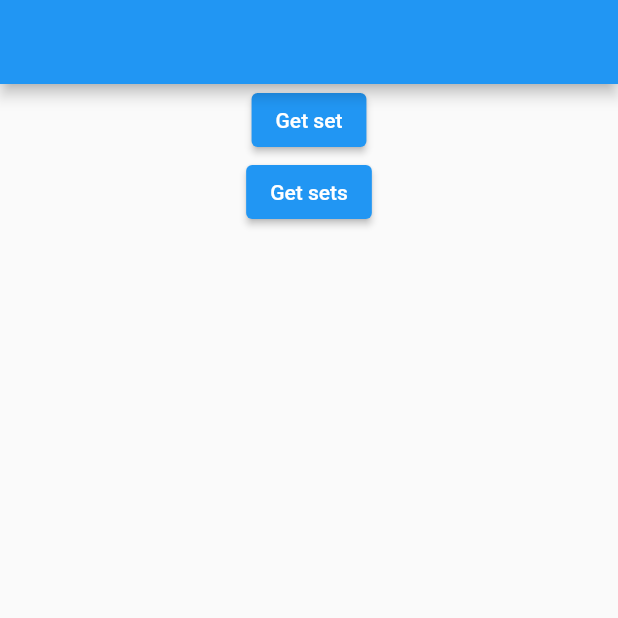
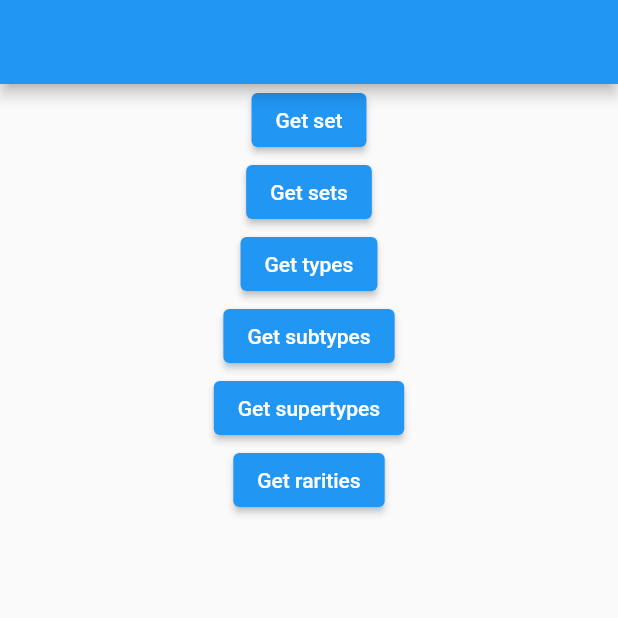
Before and after one commit to PokemonTCG/pokemon-tcg-sdk-dart, a Flutter app: the screen it shows after launch, on a phone screen of 412 x 824 dp, the top half of it. Run offline on Flutter 3.47's test engine with Material 2 defaults, Android fonts, the phone set to English and light mode, and no system bars.

Commit message:
Version 0.2.0 (#5)
* Add getTypes() function

* Add getSubtypes() function

* Correct file name

* Add getSupertypes() function

* Add getRarities() function

* bump version, CHANGELOG.md, run dartfmt

```diff
--- a/example/lib/main.dart
+++ b/example/lib/main.dart
@@ -50,6 +50,42 @@ class _MyHomePageState extends State<MyHomePage> {
                 print(sets.length);
               },
             ),
+            ElevatedButton(
+              child: Text('Get types'),
+              onPressed: () async {
+                final types = await api.getTypes();
+                types.forEach((element) {
+                  print(element.type);
+                });
+              },
+            ),
+            ElevatedButton(
+              child: Text('Get subtypes'),
+              onPressed: () async {
+                final types = await api.getSubtypes();
+                types.forEach((element) {
+                  print(element.type);
+                });
+              },
+            ),
+            ElevatedButton(
+              child: Text('Get supertypes'),
+              onPressed: () async {
+                final types = await api.getSupertypes();
+                types.forEach((element) {
+                  print(element.type);
+                });
+              },
+            ),
+            ElevatedButton(
+              child: Text('Get rarities'),
+              onPressed: () async {
+                final types = await api.getRarities();
+                types.forEach((element) {
+                  print(element.type);
+                });
+              },
+            ),
           ],
         ),
       ),
--- /dev/null
+++ b/lib/src/models/elemental_type.dart
@@ -0,0 +1,5 @@
+class ElementalType {
+  ElementalType({required this.type});
+
+  final String type;
+}
--- /dev/null
+++ b/lib/src/models/rarity.dart
@@ -0,0 +1,5 @@
+class Rarity {
+  Rarity({required this.type});
+
+  final String type;
+}
--- /dev/null
+++ b/lib/src/models/subtype.dart
@@ -0,0 +1,5 @@
+class Subtype {
+  Subtype({required this.type});
+
+  final String type;
+}
--- /dev/null
+++ b/lib/src/models/supertype.dart
@@ -0,0 +1,5 @@
+class Supertype {
+  Supertype({required this.type});
+
+  final String type;
+}
--- a/lib/src/pokemon_tcg.dart
+++ b/lib/src/pokemon_tcg.dart
@@ -1,7 +1,11 @@
 import 'dart:convert';
 
 import 'package:http/http.dart' as http;
+import 'package:pokemon_tcg/src/models/rarity.dart';
+import 'package:pokemon_tcg/src/models/subtype.dart';
+import 'package:pokemon_tcg/src/models/elemental_type.dart';
 import 'package:pokemon_tcg/src/models/set.dart';
+import 'package:pokemon_tcg/src/models/supertype.dart';
 import 'package:pokemon_tcg/src/type_aliases.dart';
 
 class PokemonTcgApi {
@@ -14,6 +18,7 @@ class PokemonTcgApi {
   static const _baseUrl = 'https://api.pokemontcg.io/v2';
   static const _setsUrl = '$_baseUrl/sets';
 
+  /// Get All Sets
   Future<CardSets> getSets() async {
     final response = await http.get(
       Uri.parse(_setsUrl),
@@ -31,6 +36,7 @@ class PokemonTcgApi {
     return cardSets;
   }
 
+  /// Returns a specific set by the set code
   Future<CardSet> getSet(String setId) async {
     final response = await http.get(
       Uri.parse('$_setsUrl/$setId'),
@@ -42,4 +48,80 @@ class PokemonTcgApi {
     final json = jsonDecode(response.body);
     return CardSet.fromJson(json['data']);
   }
+
+  /// Get All Types
+  Future<List<ElementalType>> getTypes() async {
+    final response = await http.get(
+      Uri.parse('$_baseUrl/types'),
+      headers: {
+        'x-api-key': apiKey,
+      },
+    );
+
+    final types = <ElementalType>[];
+
+    final json = jsonDecode(response.body);
+    json['data'].forEach((type) {
+      types.add(ElementalType(type: type));
+    });
+
+    return types;
+  }
+
+  /// Get All Subtypes
+  Future<List<Subtype>> getSubtypes() async {
+    final response = await http.get(
+      Uri.parse('$_baseUrl/subtypes'),
+      headers: {
+        'x-api-key': apiKey,
+      },
+    );
+
+    final types = <Subtype>[];
+
+    final json = jsonDecode(response.body);
+    json['data'].forEach((type) {
+      types.add(Subtype(type: type));
+    });
+
+    return types;
+  }
+
+  /// Get All Supertypes
+  Future<List<Supertype>> getSupertypes() async {
+    final response = await http.get(
+      Uri.parse('$_baseUrl/supertypes'),
+      headers: {
+        'x-api-key': apiKey,
+      },
+    );
+
+    final types = <Supertype>[];
+
+    final json = jsonDecode(response.body);
+    json['data'].forEach((type) {
+      types.add(Supertype(type: type));
+    });
+
+    return types;
+  }
+
+  /// Get All Rarities
+  Future<List<Rarity>> getRarities() async {
+    final response = await http.get(
+      Uri.parse('$_baseUrl/rarities'),
+      headers: {
+        'x-api-key': apiKey,
+      },
+    );
+
+    final types = <Rarity>[];
+
+    final json = jsonDecode(response.body);
+    json['data'].forEach((type) {
+      types.add(Rarity(type: type));
+    });
+
+    return types;
+  }
 }
--- a/pubspec.yaml
+++ b/pubspec.yaml
@@ -1,6 +1,6 @@
 name: pokemon_tcg
 description: A Dart SDK for the Pokemon TCG Developers API. An API key is required to use.
-version: 0.1.0
+version: 0.2.0
 homepage: https://github.com/GroovinChip/pokemon_tcg
 
 environment:
```
Also changed, not shown: example/pubspec.lock, 2 other files.
